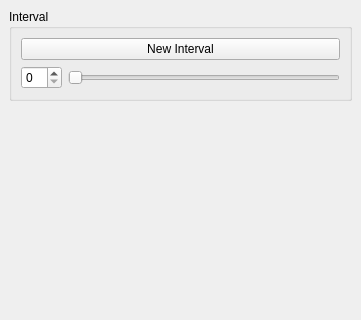
wuzhuobin/MITK-Project, file Apps/SR/view/CasePlanningWidget.ui: the form before one commit; both pictures show x 0 to 361 and y 0 to 320 of the 361 by 679 pixel window.
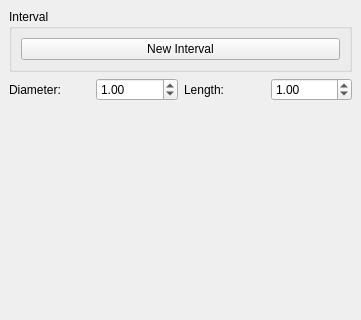
The form after the commit. The open tabs and pages were chosen to show the change.

Commit message: Update interval to use cylinder instead

```diff
--- a/Apps/SR/view/CasePlanningWidget.ui
+++ b/Apps/SR/view/CasePlanningWidget.ui
@@ -28,7 +28,7 @@
    </layout>
   </widget>
   <widget class="QWidget" name="screwPlanning">
-   <layout class="QVBoxLayout" name="verticalLayout_3">
+   <layout class="QVBoxLayout" name="verticalLayout_9">
     <item>
      <widget class="QGroupBox" name="groupBoxScrews">
       <property name="title">
@@ -193,13 +193,13 @@
    </layout>
   </widget>
   <widget class="QWidget" name="intervalPlanning">
-   <layout class="QVBoxLayout" name="verticalLayout_9">
+   <layout class="QVBoxLayout" name="verticalLayout_8">
     <item>
      <widget class="QGroupBox" name="groupBoxIntervals">
       <property name="title">
        <string>Interval</string>
       </property>
-      <layout class="QVBoxLayout" name="verticalLayout_8">
+      <layout class="QVBoxLayout" name="verticalLayout_3">
        <item>
         <widget class="QPushButton" name="pushButtonIntervalNew">
          <property name="text">
@@ -207,23 +207,41 @@
          </property>
         </widget>
        </item>
-       <item>
-        <layout class="QHBoxLayout" name="horizontalLayout_3">
-         <item>
-          <widget class="QSpinBox" name="spinBoxIntervalSize"/>
-         </item>
-         <item>
-          <widget class="QSlider" name="horizontalSliderIntervalSize">
-           <property name="orientation">
-            <enum>Qt::Horizontal</enum>
-           </property>
-          </widget>
-         </item>
-        </layout>
-       </item>
       </layout>
      </widget>
     </item>
+    <item>
+     <layout class="QHBoxLayout" name="horizontalLayout_7">
+      <item>
+       <widget class="QLabel" name="label_5">
+        <property name="text">
+         <string>Diameter:</string>
+        </property>
+       </widget>
+      </item>
+      <item>
+       <widget class="QDoubleSpinBox" name="doubleSpinBoxIntervalDiameter">
+        <property name="value">
+         <double>1.000000000000000</double>
+        </property>
+       </widget>
+      </item>
+      <item>
+       <widget class="QLabel" name="label_6">
+        <property name="text">
+         <string>Length:</string>
+        </property>
+       </widget>
+      </item>
+      <item>
+       <widget class="QDoubleSpinBox" name="doubleSpinBoxIntervalLength">
+        <property name="value">
+         <double>1.000000000000000</double>
+        </property>
+       </widget>
+      </item>
+     </layout>
+    </item>
     <item>
      <spacer name="verticalSpacer_4">
       <property name="orientation">
```
Left out of the diff: 30 changed lines with no effect on the pictures. The commit also changes 10 other files.
